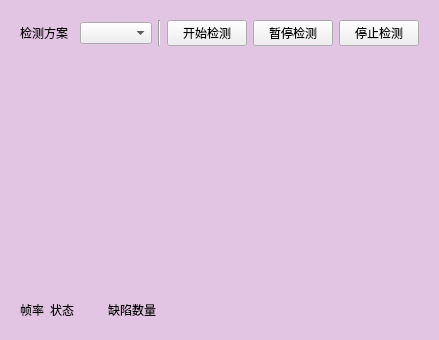
The window that form.ui (misakip1/cv_Qt) describes before a commit, drawn with Qt 5.
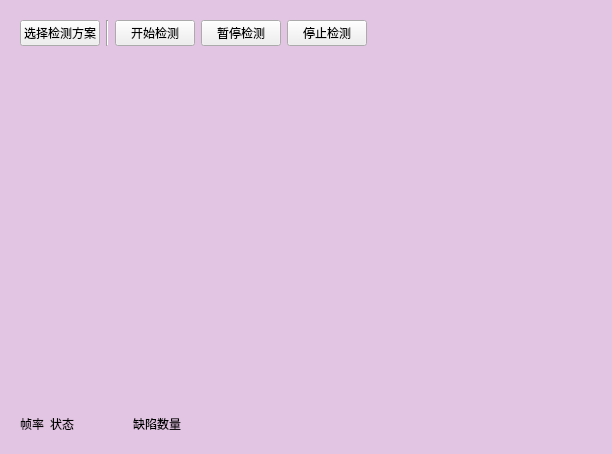
The same window after the commit. Custom widgets are drawn as their Qt base class.

The edit to the form file:
```diff
--- a/form.ui
+++ b/form.ui
@@ -6,8 +6,8 @@
    <rect>
     <x>0</x>
     <y>0</y>
-    <width>439</width>
-    <height>340</height>
+    <width>612</width>
+    <height>454</height>
    </rect>
   </property>
   <property name="windowTitle">
@@ -23,15 +23,12 @@
     <widget class="QWidget" name="widget_5" native="true">
      <layout class="QHBoxLayout" name="horizontalLayout_5">
       <item>
-       <widget class="QLabel" name="label_5">
+       <widget class="QPushButton" name="pushButton_4">
         <property name="text">
-         <string>检测方案</string>
+         <string>选择检测方案</string>
         </property>
        </widget>
       </item>
-      <item>
-       <widget class="MultiSelectComboBox" name="comboBox"/>
-      </item>
       <item>
        <widget class="Line" name="line">
         <property name="orientation">
@@ -60,6 +57,19 @@
         </property>
        </widget>
       </item>
+      <item>
+       <spacer name="horizontalSpacer_2">
+        <property name="orientation">
+         <enum>Qt::Orientation::Horizontal</enum>
+        </property>
+        <property name="sizeHint" stdset="0">
+         <size>
+          <width>40</width>
+          <height>20</height>
+         </size>
+        </property>
+       </spacer>
+      </item>
      </layout>
     </widget>
    </item>
@@ -137,13 +147,6 @@
    </item>
   </layout>
  </widget>
- <customwidgets>
-  <customwidget>
-   <class>MultiSelectComboBox</class>
-   <extends>QComboBox</extends>
-   <header location="global">multiselectcombobox.h</header>
-  </customwidget>
- </customwidgets>
  <resources/>
  <connections/>
 </ui>
```
